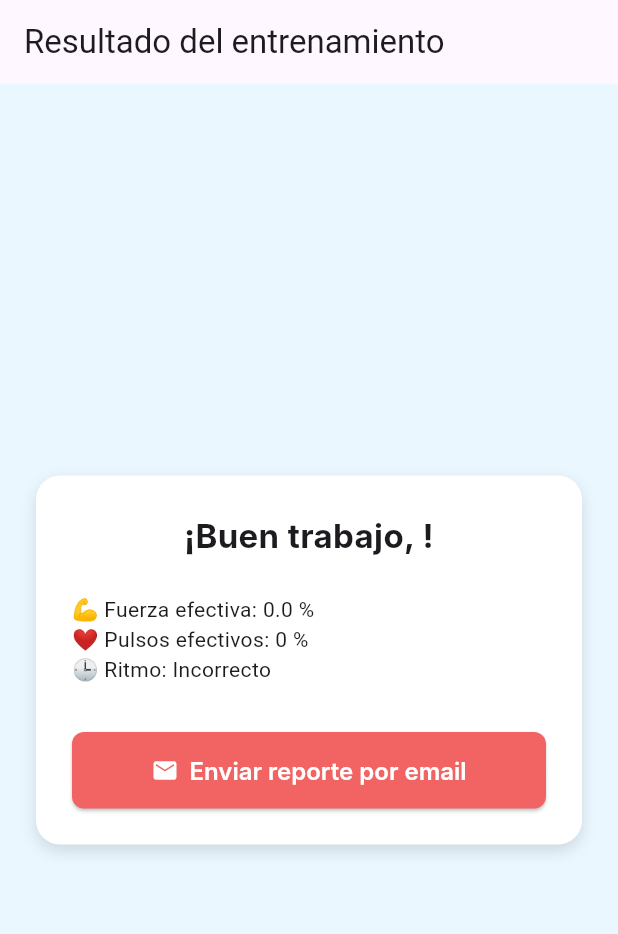
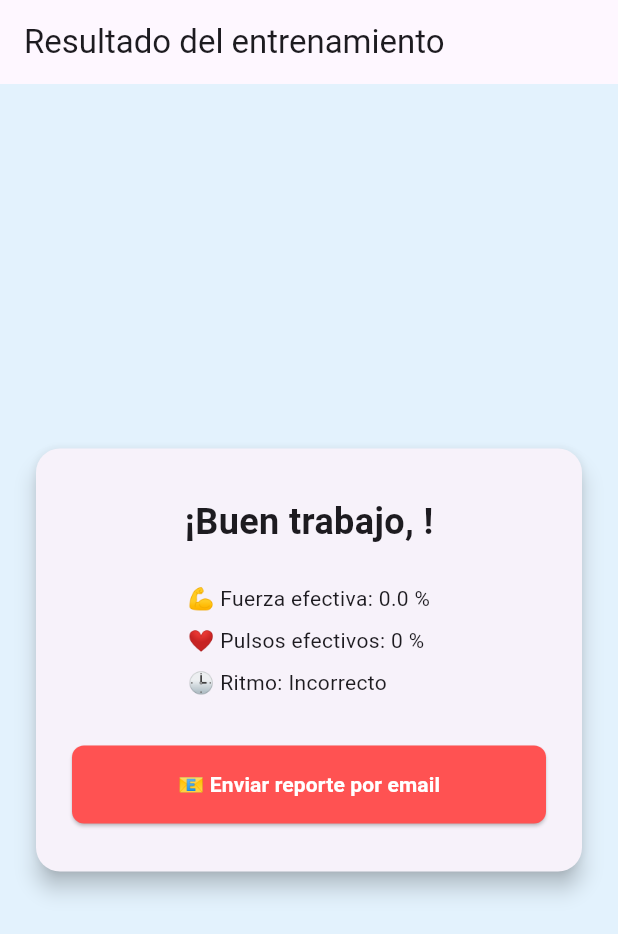
Before and after one commit to Roninomb/App_ProyectoFinal, a Flutter app: the ResultadoScreen screen opened by its route, on a phone screen of 412 x 824 dp. Shown: the top 934 px of the screen. Run offline on Flutter 3.47's test engine with Material 3 defaults, Android fonts, the phone set to English and light mode, and no system bars; our stand-ins replace flutter_riverpod, go_router, permission_handler; missing offline and left inert: flutter_reactive_ble; Roboto replaces fonts that are missing (Inter).

Commit message:
UX UI BETTER

```diff
--- a/lib/screens/resultado_screen.dart
+++ b/lib/screens/resultado_screen.dart
@@ -41,56 +41,54 @@ class ResultadoScreen extends ConsumerWidget {
     }
 
     return Scaffold(
-      backgroundColor: const Color(0xFFEAF7FE), // fondo celeste claro
+      backgroundColor: Colors.blue[50],
       appBar: AppBar(title: const Text('Resultado del entrenamiento')),
       body: Center(
-        child: SingleChildScrollView(
-          padding: const EdgeInsets.all(24),
-          child: Container(
-            padding: const EdgeInsets.all(24),
-            decoration: BoxDecoration(
-              color: Colors.white,
+        child: Card(
+          margin: const EdgeInsets.all(24),
+          elevation: 6,
+          shape: RoundedRectangleBorder(
             borderRadius: BorderRadius.circular(16),
-              boxShadow: const [
-                BoxShadow(
-                  color: Colors.black12,
-                  blurRadius: 8,
-                  offset: Offset(0, 4),
           ),
-              ],
-            ),
+          child: Padding(
+            padding: const EdgeInsets.symmetric(horizontal: 24, vertical: 32),
             child: Column(
-              crossAxisAlignment: CrossAxisAlignment.stretch,
+              mainAxisSize: MainAxisSize.min,
               children: [
                 Text(
                   '¡Buen trabajo, $nombre!',
-                  textAlign: TextAlign.center,
                   style: const TextStyle(
-                    fontSize: 22,
+                    fontSize: 24,
                     fontWeight: FontWeight.bold,
-                    fontFamily: 'Inter',
                   ),
                 ),
                 const SizedBox(height: 24),
+                Column(
+                  crossAxisAlignment: CrossAxisAlignment.start,
+                  children: [
                     Text('💪 Fuerza efectiva: ${fuerza.toStringAsFixed(1)} %'),
+                    const SizedBox(height: 8),
                     Text('❤️ Pulsos efectivos: $pulsos %'),
+                    const SizedBox(height: 8),
                     Text('🕒 Ritmo: ${ritmo ? 'Correcto' : 'Incorrecto'}'),
+                  ],
+                ),
                 const SizedBox(height: 32),
-                ElevatedButton.icon(
+                SizedBox(
+                  width: double.infinity,
+                  child: ElevatedButton(
                     onPressed: enviarEmail,
-                  icon: const Icon(Icons.email),
-                  label: const Text('Enviar reporte por email'),
+                    child: const Text(
+                      '📧 Enviar reporte por email',
+                      style: TextStyle(fontWeight: FontWeight.bold),
+                    ),
                     style: ElevatedButton.styleFrom(
-                    backgroundColor: const Color(0xFFF26464),
+                      backgroundColor: Colors.redAccent,
                       foregroundColor: Colors.white,
                       padding: const EdgeInsets.symmetric(vertical: 16),
-                    textStyle: const TextStyle(
-                      fontSize: 16,
-                      fontFamily: 'Inter',
-                      fontWeight: FontWeight.w600,
-                    ),
                       shape: RoundedRectangleBorder(
                         borderRadius: BorderRadius.circular(8),
+                      ),
                     ),
                   ),
                 ),
```
Also changed, not shown: lib/screens/entrenamiento_screen.dart (+15 -17 lines), lib/screens/preentrenamiento_screen.dart (+2 -11 lines). Lines whose indentation alone changed are shown as unchanged.
